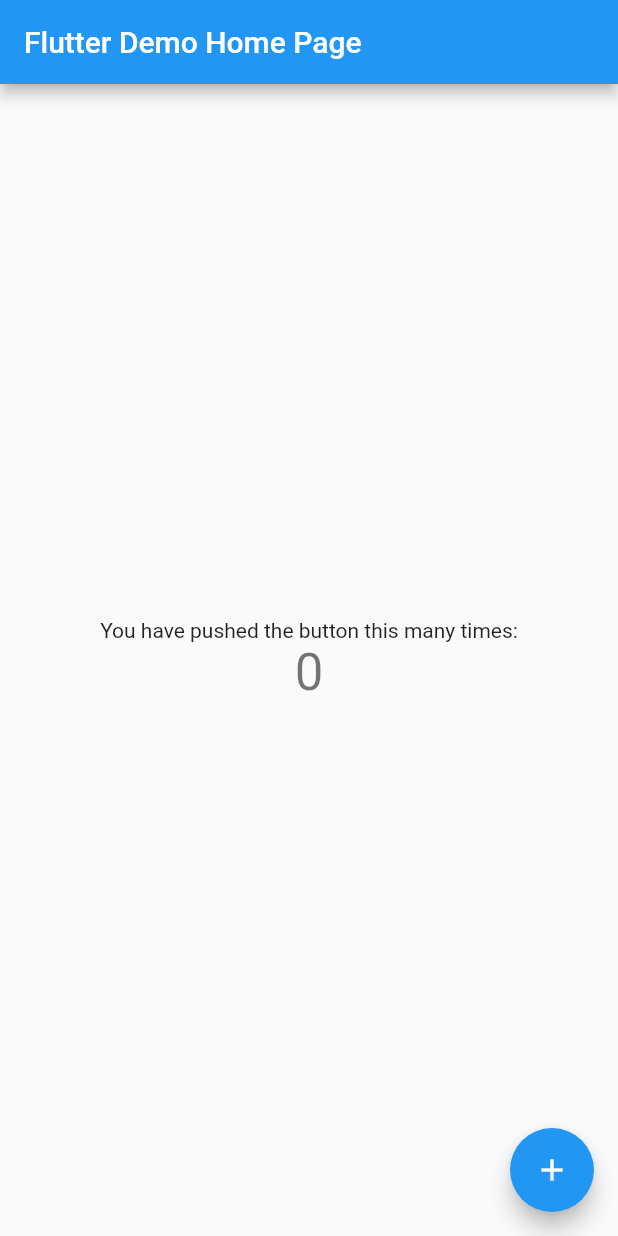
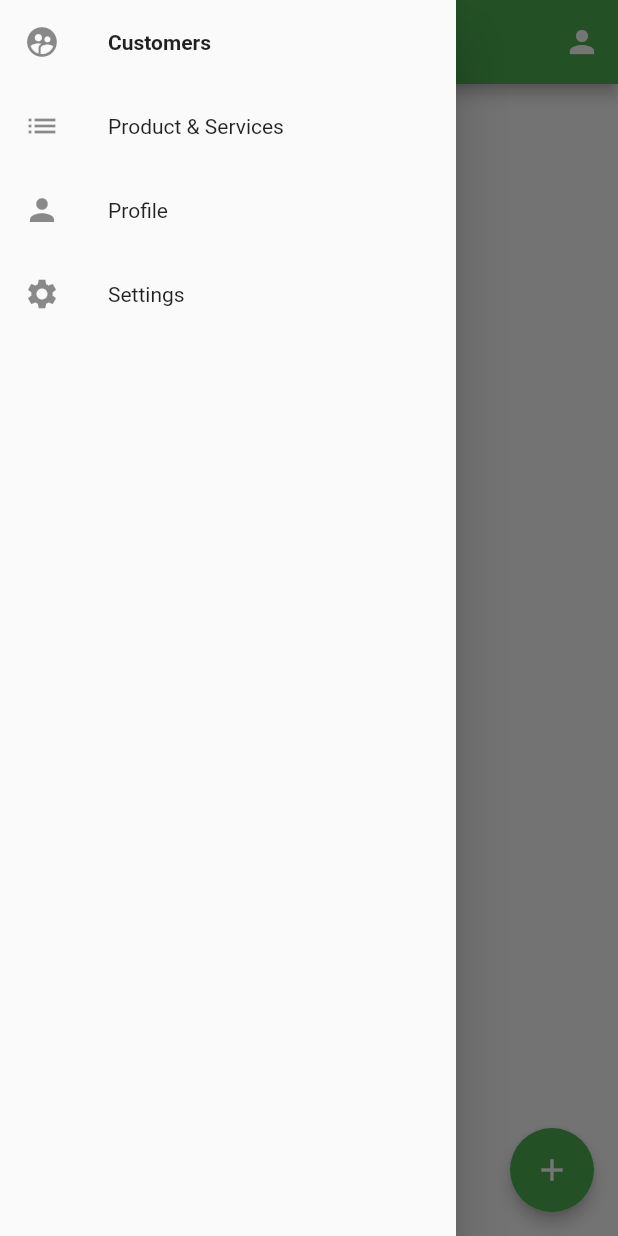
Before and after one commit to kunkumagp/bizkoala-mobile-app, a Flutter app: the screen it shows after launch, with the side drawer open (before the commit the screen has no drawer), on a phone screen of 412 x 824 dp. Run offline on Flutter 3.47's test engine with Material 2 defaults, Android fonts, the phone set to English and light mode, and no system bars.

Commit message:
#1 Home Page Designs

```diff
--- /dev/null
+++ b/lib/component/drawer.dart
@@ -0,0 +1,105 @@
+import 'package:bizkoala_mobileapp/main.dart';
+import 'package:bizkoala_mobileapp/pages/my_profile.dart';
+import 'package:bizkoala_mobileapp/pages/my_quotations.dart';
+import 'package:bizkoala_mobileapp/pages/my_product_services.dart';
+import 'package:bizkoala_mobileapp/pages/my_settings.dart';
+import 'package:flutter/material.dart';
+import 'package:provider/provider.dart';
+
+class MyDrawer extends StatelessWidget {
+  MyDrawer(this.currentPage);
+  final String currentPage;
+  @override
+  Widget build(BuildContext context) {
+    var currentDrawer = Provider.of<DrawerStateInfo>(context).getCurrentDrawer;
+    return Drawer(
+      child: ListView(
+        children: <Widget>[
+          ListTile(
+            title: Text(
+              'Customers',
+              style: currentDrawer == 0
+                  ? TextStyle(fontWeight: FontWeight.bold)
+                  : TextStyle(fontWeight: FontWeight.normal),
+            ),
+            leading: Icon(Icons.supervised_user_circle),
+            onTap: () {
+              Navigator.of(context).pop();
+              if (this.currentPage == "Customers") return;
+              Provider.of<DrawerStateInfo>(context, listen: false)
+                  .setCurrentDrawer(0);
+
+              Navigator.of(context).pushReplacement(MaterialPageRoute(
+                  builder: (BuildContext context) => MyQuotations(
+                        title: 'Customers',
+                      )));
+            },
+          ),
+          ListTile(
+            title: Text(
+              "Product & Services",
+              style: currentDrawer == 1
+                  ? TextStyle(fontWeight: FontWeight.bold)
+                  : TextStyle(fontWeight: FontWeight.normal),
+            ),
+            leading: Icon(Icons.list),
+            onTap: () {
+              Navigator.of(context).pop();
+              if (this.currentPage == "Product & Services") return;
+
+              Provider.of<DrawerStateInfo>(context, listen: false)
+                  .setCurrentDrawer(1);
+
+              Navigator.of(context).pushReplacement(MaterialPageRoute(
+                  builder: (BuildContext context) => ProductServices(
+                        title: 'Product & Services',
+                      )));
+            },
+          ),
+          ListTile(
+            title: Text(
+              "Profile",
+              style: currentDrawer == 2
+                  ? TextStyle(fontWeight: FontWeight.bold)
+                  : TextStyle(fontWeight: FontWeight.normal),
+            ),
+            leading: Icon(Icons.person),
+            onTap: () {
+              Navigator.of(context).pop();
+              if (this.currentPage == "Profile") return;
+
+              Provider.of<DrawerStateInfo>(context, listen: false)
+                  .setCurrentDrawer(2);
+
+              Navigator.of(context).pushReplacement(MaterialPageRoute(
+                  builder: (BuildContext context) => Profile(
+                        title: 'Profile',
+                      )));
+            },
+          ),
+          ListTile(
+            title: Text(
+              "Settings",
+              style: currentDrawer == 3
+                  ? TextStyle(fontWeight: FontWeight.bold)
+                  : TextStyle(fontWeight: FontWeight.normal),
+            ),
+            leading: Icon(Icons.settings),
+            onTap: () {
+              Navigator.of(context).pop();
+              if (this.currentPage == "Settings") return;
+
+              Provider.of<DrawerStateInfo>(context, listen: false)
+                  .setCurrentDrawer(3);
+
+              Navigator.of(context).pushReplacement(MaterialPageRoute(
+                  builder: (BuildContext context) => Settings(
+                        title: 'Settings',
+                      )));
+            },
+          ),
+        ],
+      ),
+    );
+  }
+}
--- a/lib/main.dart
+++ b/lib/main.dart
@@ -1,117 +1,42 @@
+import 'package:bizkoala_mobileapp/pages/my_quotations.dart';
 import 'package:flutter/material.dart';
+import 'package:provider/provider.dart';
+import 'package:provider/single_child_widget.dart';
 
-void main() {
-  runApp(MyApp());
-}
+String pageTitle = 'My Quotations';
+
+void main() => runApp(MyApp());
 
 class MyApp extends StatelessWidget {
-  // This widget is the root of your application.
   @override
   Widget build(BuildContext context) {
-    return MaterialApp(
-      title: 'Flutter Demo',
-      theme: ThemeData(
-        // This is the theme of your application.
-        //
-        // Try running your application with "flutter run". You'll see the
-        // application has a blue toolbar. Then, without quitting the app, try
-        // changing the primarySwatch below to Colors.green and then invoke
-        // "hot reload" (press "r" in the console where you ran "flutter run",
-        // or simply save your changes to "hot reload" in a Flutter IDE).
-        // Notice that the counter didn't reset back to zero; the application
-        // is not restarted.
-        primarySwatch: Colors.blue,
-        // This makes the visual density adapt to the platform that you run
-        // the app on. For desktop platforms, the controls will be smaller and
-        // closer together (more dense) than on mobile platforms.
-        visualDensity: VisualDensity.adaptivePlatformDensity,
+    return MultiProvider(
+      child: MaterialApp(
+        title: pageTitle,
+        theme: ThemeData(primarySwatch: Colors.green),
+        home: MyQuotations(
+          title: 'My Quotations',
+        ),
       ),
-      home: MyHomePage(title: 'Flutter Demo Home Page'),
+      providers: <SingleChildWidget>[
+        ChangeNotifierProvider.value(
+          value: new DrawerStateInfo(),
+        )
+      ],
     );
   }
 }
 
-class MyHomePage extends StatefulWidget {
-  MyHomePage({Key key, this.title}) : super(key: key);
+class DrawerStateInfo with ChangeNotifier {
+  int _currentDrawer = 0;
+  int get getCurrentDrawer => _currentDrawer;
 
-  // This widget is the home page of your application. It is stateful, meaning
-  // that it has a State object (defined below) that contains fields that affect
-  // how it looks.
-
-  // This class is the configuration for the state. It holds the values (in this
-  // case the title) provided by the parent (in this case the App widget) and
-  // used by the build method of the State. Fields in a Widget subclass are
-  // always marked "final".
-
-  final String title;
-
-  @override
-  _MyHomePageState createState() => _MyHomePageState();
-}
-
-class _MyHomePageState extends State<MyHomePage> {
-  int _counter = 0;
-
-  void _incrementCounter() {
-    setState(() {
-      // This call to setState tells the Flutter framework that something has
-      // changed in this State, which causes it to rerun the build method below
-      // so that the display can reflect the updated values. If we changed
-      // _counter without calling setState(), then the build method would not be
-      // called again, and so nothing would appear to happen.
-      _counter++;
-    });
+  void setCurrentDrawer(int drawer) {
+    _currentDrawer = drawer;
+    notifyListeners();
   }
 
-  @override
-  Widget build(BuildContext context) {
-    // This method is rerun every time setState is called, for instance as done
-    // by the _incrementCounter method above.
-    //
-    // The Flutter framework has been optimized to make rerunning build methods
-    // fast, so that you can just rebuild anything that needs updating rather
-    // than having to individually change instances of widgets.
-    return Scaffold(
-      appBar: AppBar(
-        // Here we take the value from the MyHomePage object that was created by
-        // the App.build method, and use it to set our appbar title.
-        title: Text(widget.title),
-      ),
-      body: Center(
-        // Center is a layout widget. It takes a single child and positions it
-        // in the middle of the parent.
-        child: Column(
-          // Column is also a layout widget. It takes a list of children and
-          // arranges them vertically. By default, it sizes itself to fit its
-          // children horizontally, and tries to be as tall as its parent.
-          //
-          // Invoke "debug painting" (press "p" in the console, choose the
-          // "Toggle Debug Paint" action from the Flutter Inspector in Android
-          // Studio, or the "Toggle Debug Paint" command in Visual Studio Code)
-          // to see the wireframe for each widget.
-          //
-          // Column has various properties to control how it sizes itself and
-          // how it positions its children. Here we use mainAxisAlignment to
-          // center the children vertically; the main axis here is the vertical
-          // axis because Columns are vertical (the cross axis would be
-          // horizontal).
-          mainAxisAlignment: MainAxisAlignment.center,
-          children: <Widget>[
-            Text(
-              'You have pushed the button this many times:',
-            ),
-            Text(
-              '$_counter',
-              style: Theme.of(context).textTheme.headline4,
-            ),
-          ],
-        ),
-      ),
-      floatingActionButton: FloatingActionButton(
-        onPressed: _incrementCounter,
-        tooltip: 'Increment',
-        child: Icon(Icons.add),
-      ), // This trailing comma makes auto-formatting nicer for build methods.
-    );
+  void increment() {
+    notifyListeners();
   }
 }
--- /dev/null
+++ b/lib/pages/my_quotations.dart
@@ -0,0 +1,118 @@
+import 'package:bizkoala_mobileapp/component/drawer.dart';
+import 'package:flutter/material.dart';
+
+class MyQuotations extends StatefulWidget {
+  MyQuotations({Key key, this.title}) : super(key: key);
+  final String title;
+  @override
+  _MyQuotationsState createState() => _MyQuotationsState();
+}
+
+class _MyQuotationsState extends State<MyQuotations> {
+  @override
+  Widget build(BuildContext context) {
+    return Scaffold(
+      appBar: AppBar(
+        title: Text(widget.title),
+        actions: <Widget>[
+          IconButton(icon: Icon(Icons.person), onPressed: () {})
+        ],
+      ),
+      body: BodyLayout(),
+      floatingActionButton: FloatingActionButton(
+        elevation: 4.0,
+        child: Icon(Icons.add),
+        onPressed: () {},
+      ),
+      floatingActionButtonLocation: FloatingActionButtonLocation.endFloat,
+      drawer: MyDrawer(widget.title),
+    );
+  }
+}
+
+class BodyLayout extends StatelessWidget {
+  @override
+  Widget build(BuildContext context) {
+    return _myListView(context);
+  }
+}
+
+// replace this function with the code in the examples
+Widget _myListView(BuildContext context) {
+  // backing data
+  final quotationList = [
+    'Quotation 1',
+    'Quotation 2',
+    'Quotation 3',
+    'Quotation 4',
+    'Quotation 5',
+    'Quotation 6',
+    'Quotation 7',
+    'Quotation 8',
+  ];
+
+  quotationList.sort((b, a) => a.compareTo(b));
+  quotationList.addAll({'test'});
+  print(quotationList);
+
+  return ListView.builder(
+    itemCount: quotationList.length,
+    itemBuilder: (context, index) {
+      return ListTile(
+        leading: Row(
+          mainAxisSize: MainAxisSize.min,
+          children: <Widget>[
+            SizedBox(
+              width: 30.0,
+              child: IconButton(
+                icon: Icon(
+                  Icons.control_point_duplicate,
+                  size: 20.0,
+                  color: Colors.brown[900],
+                ),
+                onPressed: () {},
+              ),
+            ),
+            SizedBox(
+              width: 30.0,
+              child: IconButton(
+                icon: Icon(
+                  Icons.send,
+                  size: 20.0,
+                  color: Colors.brown[900],
+                ),
+                onPressed: () {},
+              ),
+            ),
+            SizedBox(
+              width: 30.0,
+              child: IconButton(
+                icon: Icon(
+                  Icons.delete_forever,
+                  size: 20.0,
+                  color: Colors.brown[900],
+                ),
+                onPressed: () {},
+              ),
+            ),
+            SizedBox(
+              width: 30.0,
+              child: IconButton(
+                icon: Icon(
+                  Icons.file_download,
+                  size: 20.0,
+                  color: Colors.brown[900],
+                ),
+                onPressed: () {},
+              ),
+            ),
+          ],
+        ),
+        title: Text(
+          quotationList[index],
+          style: new TextStyle(fontWeight: FontWeight.normal),
+        ),
+      );
+    },
+  );
+}
--- a/pubspec.yaml
+++ b/pubspec.yaml
@@ -23,8 +23,7 @@ environment:
 dependencies:
   flutter:
     sdk: flutter
-
-
+  provider: ^4.0.4
   # The following adds the Cupertino Icons font to your application.
   # Use with the CupertinoIcons class for iOS style icons.
   cupertino_icons: ^0.1.3
@@ -45,7 +44,8 @@ flutter:
   uses-material-design: true
 
   # To add assets to your application, add an assets section, like this:
-  # assets:
+assets:
+  - .env
   #   - images/a_dot_burr.jpeg
   #   - images/a_dot_ham.jpeg
 
```
Also changed, not shown: lib/pages/my_product_services.dart (added, +27 -0 lines), lib/pages/my_profile.dart (added, +42 -0 lines), lib/pages/my_settings.dart (added, +42 -0 lines), pubspec.lock, 3 other files.
